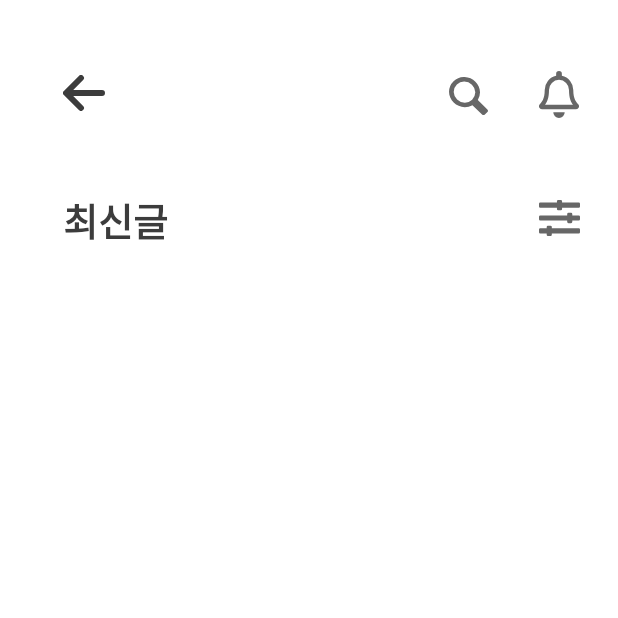
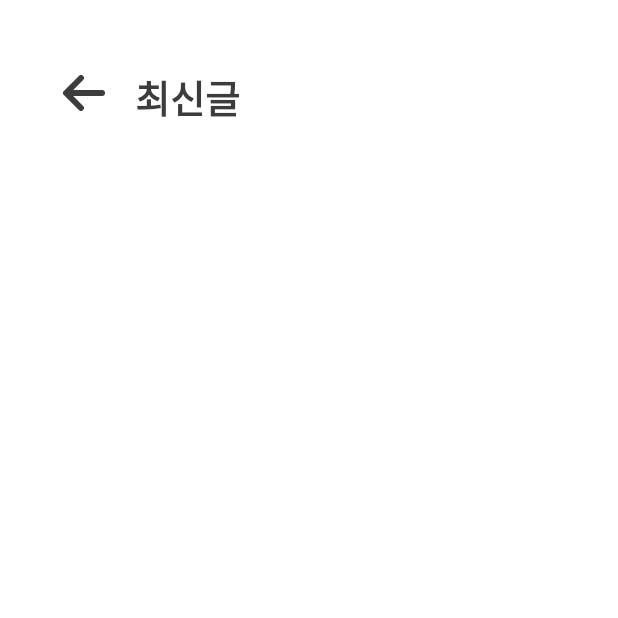
Before and after one commit to minji9988/jj_club_fire, an Android app: the LatestPostActivity screen opened directly, with no data from a screen before it, on a phone screen of 412 x 824 dp, the top half of it. Run offline under Robolectric (Android 15) with nearby library versions, the phone set to English and light mode, and no system bars; our stand-ins replace Firebase (no records; nobody signed in at launch, a user with empty details on screens opened directly).

Commit message:
latest_post

```diff
--- a/app/src/main/res/layout/home_latest_post.xml
+++ b/app/src/main/res/layout/home_latest_post.xml
@@ -21,8 +21,8 @@
 
         <TextView
             android:text="최신글"
-            android:layout_marginTop="127dp"
-            android:layout_marginLeft="42dp"
+            android:layout_marginTop="45dp"
+            android:layout_marginLeft="90dp"
             android:layout_width="wrap_content"
             android:layout_height="wrap_content"
             android:textStyle="bold"
@@ -30,41 +30,14 @@
             android:textColor="#3c3c3c"
             />
 
-        <!-- 돋보기 아이콘 -->
-        <ImageButton
-            android:id="@+id/btn_magnifying_glass_main_page"
-            android:layout_width="wrap_content"
-            android:layout_height="wrap_content"
-            android:background="@drawable/magnifying_glass"
-            android:layout_marginTop="51dp"
-            android:layout_marginLeft="299.2dp" />
 
-        <!-- 알림 아이콘 -->
-        <ImageButton
-            android:id="@+id/btn_bell_main_page"
-            android:layout_width="wrap_content"
-            android:layout_height="wrap_content"
-            android:background="@drawable/bell"
-            android:layout_marginTop="47.4dp"
-            android:layout_marginLeft="359.6dp" />
-
-        <!-- 필터 아이콘 -->
-        <ImageButton
-            android:id="@+id/btn_filter_main_page"
-            android:layout_width="wrap_content"
-            android:layout_height="wrap_content"
-            android:background="@drawable/vector_filter"
-            android:layout_marginLeft="359dp"
-            android:layout_marginTop="133dp"
-            />
 
         <!-- RecyclerView 추가 -->
         <androidx.recyclerview.widget.RecyclerView
             android:id="@+id/latest_page_recyclerview"
             android:layout_width="match_parent"
             android:layout_height="wrap_content"
-            android:layout_below="@id/btn_filter_main_page"
-            android:layout_marginTop="60dp"
+            android:layout_marginTop="140dp"
             android:layout_marginLeft="42dp"
             />
 
```
Also changed, not shown: app/src/main/java/com/example/jj_club/activities/register/SignUpActivity.java (+20 -13 lines), app/src/main/res/layout/home_more_item.xml (+21 -20 lines).
